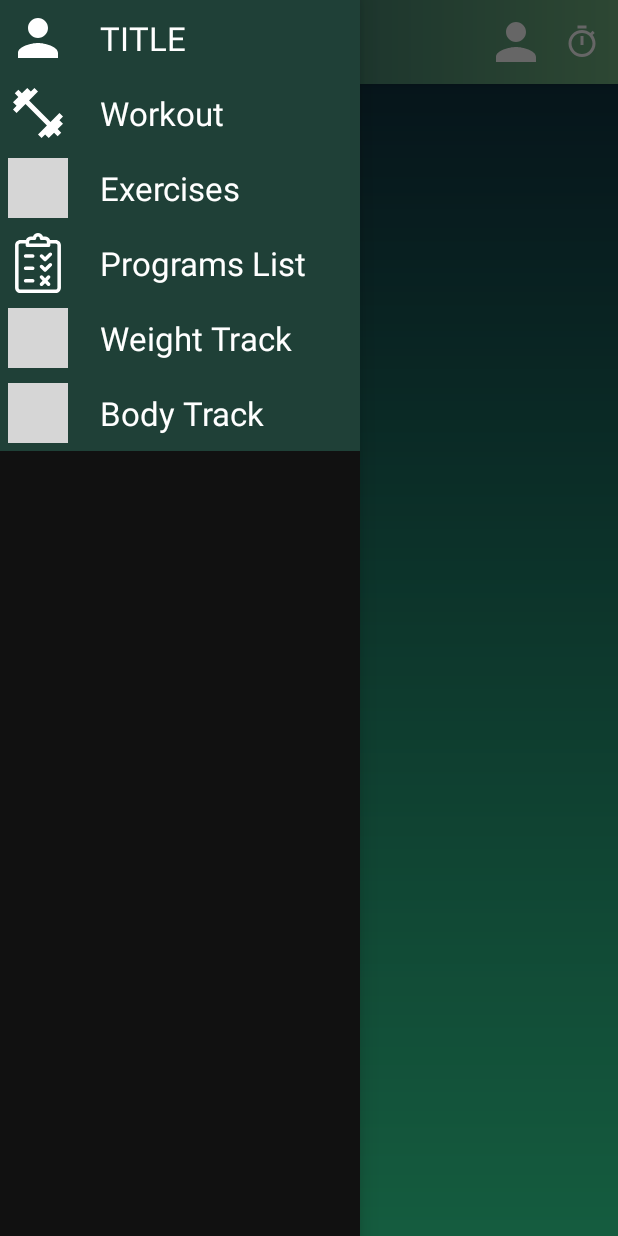
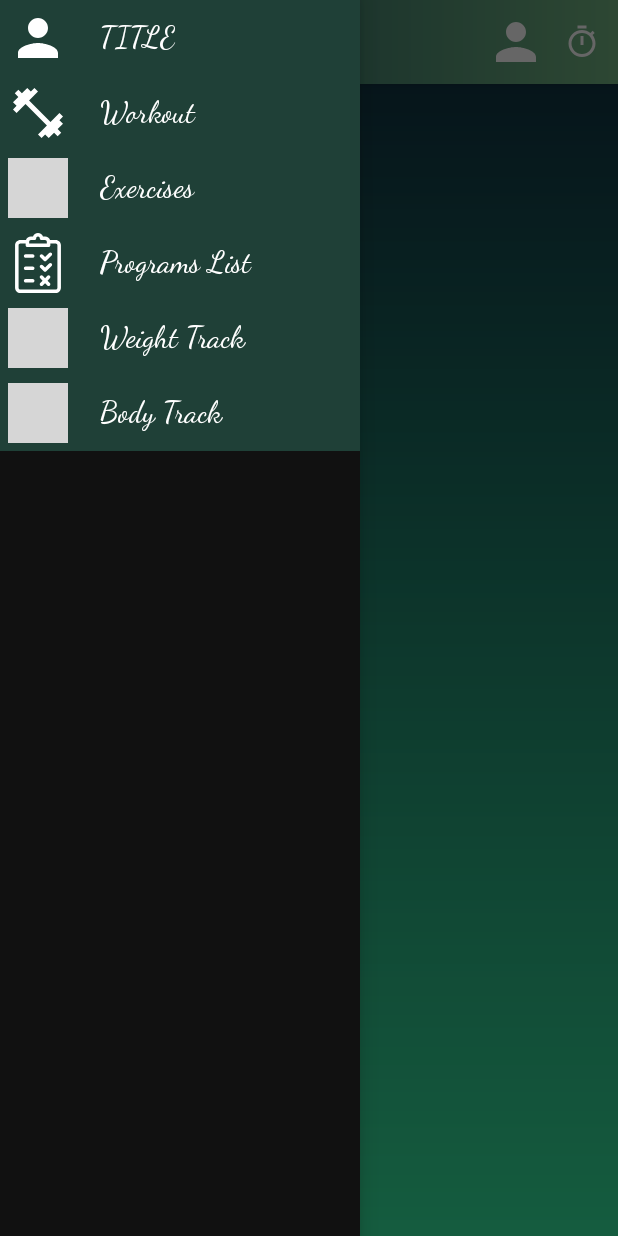
Before and after one commit to Laiba321/Sportify, an Android app: the MainActivity screen opened directly, with no data from a screen before it, with the side drawer open, on a phone screen of 412 x 824 dp. Run offline under Robolectric (Android 15) with nearby library versions, the light colour scheme and no system bars; libraries missing offline, so code that uses them is left out: cn.pedant, com.github.mikephil.charting, com.mikhaellopez.circularimageview, com.ogaclejapan.smarttablayout, com.onurkaganaldemir.ktoastlib and 1 more; plain views replace CircularImageView; 9 statements that could not run were skipped; grey boxes are pictures that could not be loaded.

Commit message:
Update custom_drawer.xml

```diff
--- a/app/src/main/res/layout/custom_drawer.xml
+++ b/app/src/main/res/layout/custom_drawer.xml
@@ -52,6 +52,8 @@
             android:layout_centerVertical="true"
             android:layout_gravity="center_vertical"
             android:layout_toEndOf="@+id/header_icon"
+            android:textSize="20sp"
+            android:fontFamily="cursive"
             android:textAppearance="?android:attr/textAppearanceLarge" />
 
     </RelativeLayout>
@@ -88,6 +90,8 @@
             android:gravity="center_vertical"
             android:paddingLeft="16dp"
             android:paddingRight="16dp"
+            android:textSize="20sp"
+            android:fontFamily="cursive"
             android:textAppearance="?android:attr/textAppearanceLarge"
            android:textColor="#fff"/>
 
```
